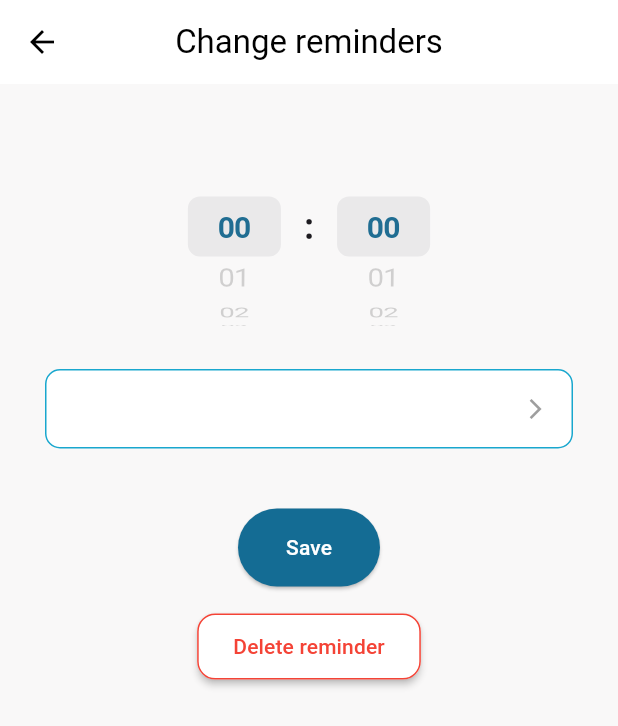
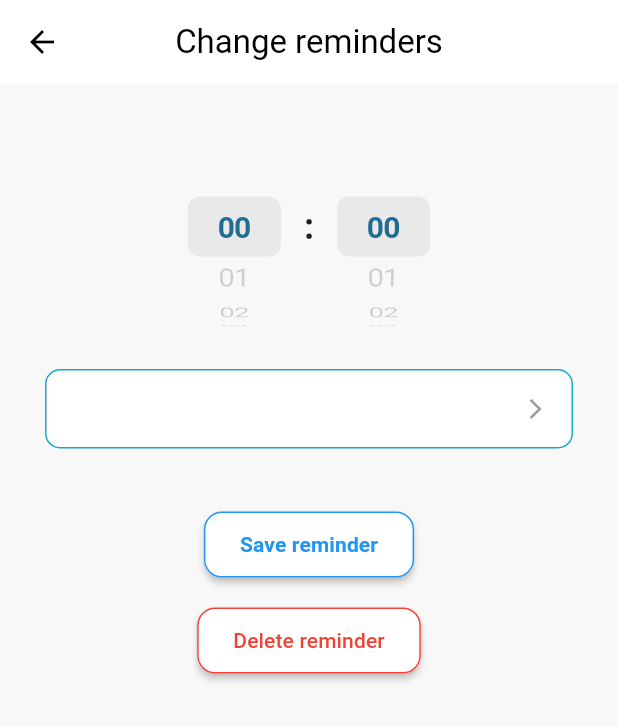
Before and after one commit to TanPhat0507/water_reminder, a Flutter app: the ReminderSettingPage screen opened directly with empty values, on a phone screen of 412 x 824 dp. Shown: the top 726 px of the screen. Run offline on Flutter 3.47's test engine with Material 3 defaults, Android fonts, the phone set to English and light mode, and no system bars; our stand-ins replace cloud_firestore, firebase_auth, firebase_core, flutter_local_notifications, fluttertoast, google_fonts and 1 more; accounts and stored records are empty; statements that could not run were skipped.

Commit message:
change UI save button

```diff
--- a/lib/src/notification/reminder_setting_page.dart
+++ b/lib/src/notification/reminder_setting_page.dart
@@ -157,11 +157,18 @@ class _ReminderSettingPageState extends State<ReminderSettingPage> {
         Navigator.pop(context, widget.reminder);
       },
       style: ElevatedButton.styleFrom(
-        backgroundColor: const Color(0xFF146C94),
-        shape: RoundedRectangleBorder(borderRadius: BorderRadius.circular(30)),
-        padding: const EdgeInsets.symmetric(horizontal: 32, vertical: 16),
+        backgroundColor: Colors.white,
+        elevation: 2,
+        shape: RoundedRectangleBorder(
+          borderRadius: BorderRadius.circular(12),
+          side: const BorderSide(color: Colors.blue),
+        ),
+        padding: const EdgeInsets.symmetric(horizontal: 24, vertical: 12),
       ),
-      child: const Text("Save", style: TextStyle(color: Colors.white)),
+      child: const Text(
+        "Save reminder",
+        style: TextStyle(color: Colors.blue, fontWeight: FontWeight.bold),
+      ),
     );
   }
 
```
